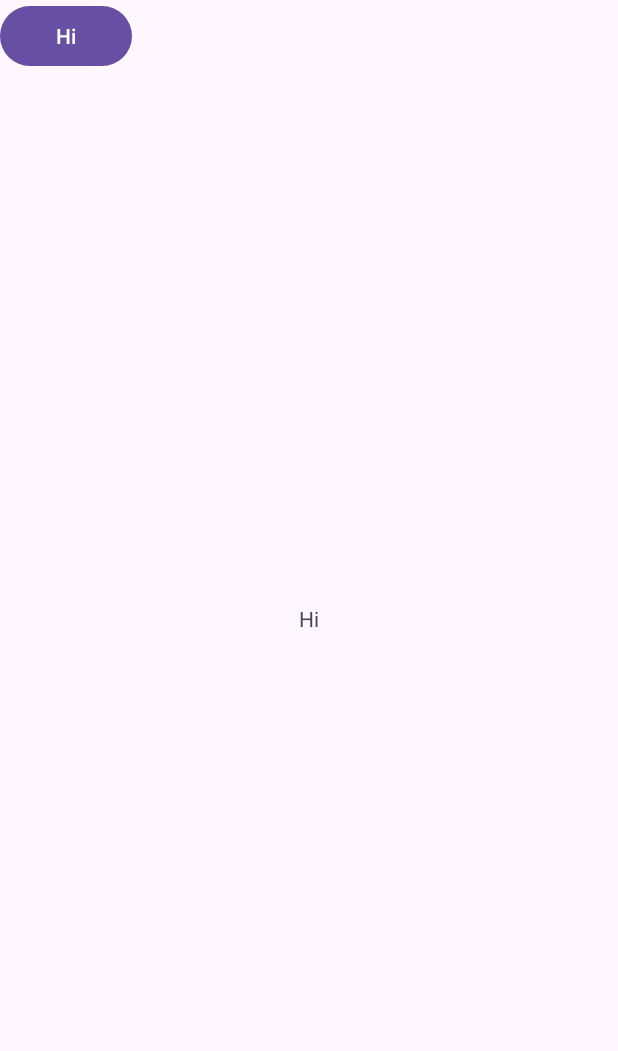
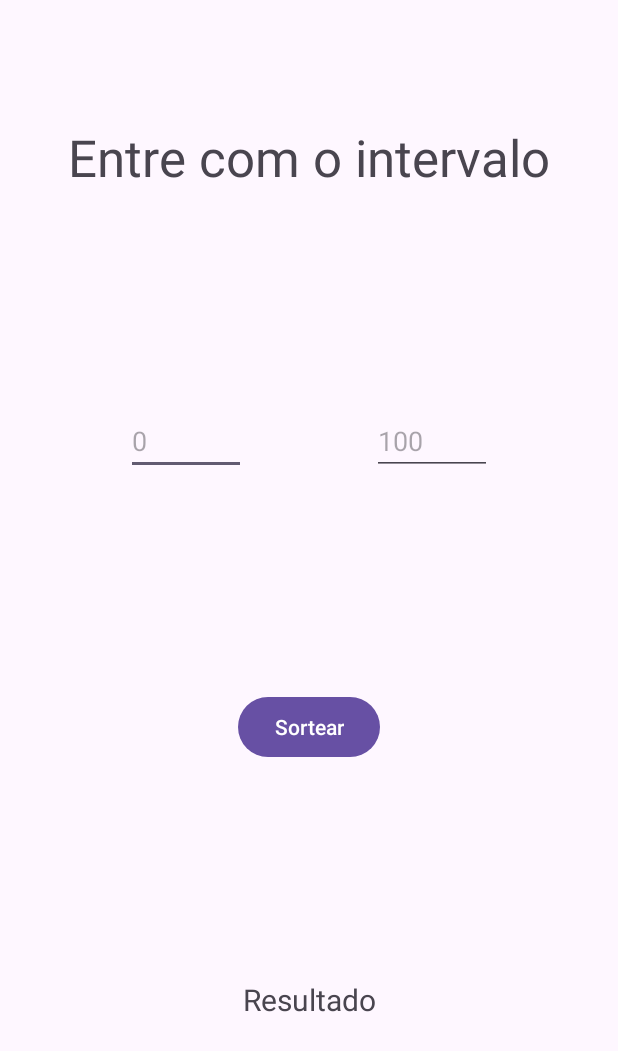
Before and after one commit to gabiadara/dispositivosMoveis, an Android app: the screen it shows after launch (MainActivity), on a phone screen of 412 x 824 dp. Shown: the top 1051 px of the screen. Run offline under Robolectric (Android 15) with nearby library versions, the phone set to English and light mode, and no system bars.

Commit message:
App sorteio

```diff
--- a/app/src/main/java/com/example/myapp/MainActivity.java
+++ b/app/src/main/java/com/example/myapp/MainActivity.java
@@ -1,20 +1,45 @@
 package com.example.myapp;
 
 import android.os.Bundle;
+import android.widget.Button;
+import android.widget.EditText;
+import android.widget.TextView;
 
-import androidx.activity.EdgeToEdge;
 import androidx.appcompat.app.AppCompatActivity;
 import androidx.core.graphics.Insets;
 import androidx.core.view.ViewCompat;
 import androidx.core.view.WindowInsetsCompat;
 
+import java.util.Random;
+
 public class MainActivity extends AppCompatActivity {
+
+    Button button;
+    EditText editTextMin, editTextMax;
+    TextView textViewResultado;
 
     @Override
     protected void onCreate(Bundle savedInstanceState) {
         super.onCreate(savedInstanceState);
-        EdgeToEdge.enable(this);
         setContentView(R.layout.activity_main);
+        //Associar os objetos declarados e inicializados apartir do xml com variaveis locais
+        button = findViewById(R.id.button);
+        editTextMin = findViewById(R.id.edMin);
+        editTextMax = findViewById(R.id.edMax);
+        textViewResultado = findViewById(R.id.tvResult);
+
+        button.setOnClickListener(v -> {
+            int min = Integer.parseInt(editTextMin.getText().toString());
+            int max = Integer.parseInt(editTextMax.getText().toString());
+            if(min >= max ) {
+                textViewResultado.setText("Valores inválidos!");
+            } else {
+                int sorteado = 0;
+
+                sorteado = (int) (Math.random() * (max - min) + min);
+                textViewResultado.setText(Integer.toString(sorteado));
+            }
+        });
         ViewCompat.setOnApplyWindowInsetsListener(findViewById(R.id.main), (v, insets) -> {
             Insets systemBars = insets.getInsets(WindowInsetsCompat.Type.systemBars());
             v.setPadding(systemBars.left, systemBars.top, systemBars.right, systemBars.bottom);
--- a/app/src/main/res/layout/activity_main.xml
+++ b/app/src/main/res/layout/activity_main.xml
@@ -8,17 +8,68 @@
     tools:context=".MainActivity">
 
     <TextView
+        android:id="@+id/textView3"
         android:layout_width="wrap_content"
         android:layout_height="wrap_content"
-        android:text="@string/hello"
+        android:text="Entre com o intervalo"
+        android:textSize="34sp"
+        app:layout_constraintBottom_toBottomOf="parent"
+
+        app:layout_constraintEnd_toEndOf="parent"
+        app:layout_constraintStart_toStartOf="parent"
+        app:layout_constraintTop_toTopOf="parent"
+        app:layout_constraintVertical_bias="0.105" />
+
+    <EditText
+        android:id="@+id/edMin"
+        android:layout_width="80dp"
+        android:layout_height="wrap_content"
+        android:ems="10"
+        android:inputType="number"
+        android:hint="0"
+        android:text=""
+        app:layout_constraintBottom_toTopOf="@+id/button"
+        app:layout_constraintEnd_toStartOf="@+id/edMax"
+        app:layout_constraintHorizontal_bias="0.5"
+        app:layout_constraintStart_toStartOf="parent"
+        app:layout_constraintTop_toBottomOf="@+id/textView3"
+        app:layout_editor_absoluteX="3dp"
+        app:layout_editor_absoluteY="191dp" />
+
+    <EditText
+        android:id="@+id/edMax"
+        android:layout_width="80dp"
+        android:layout_height="wrap_content"
+        android:ems="10"
+        android:inputType="number"
+        android:text=""
+        android:hint="100"
+        app:layout_constraintEnd_toEndOf="parent"
+        app:layout_constraintHorizontal_bias="0.5"
+        app:layout_constraintStart_toEndOf="@+id/edMin"
+        app:layout_constraintTop_toTopOf="@+id/edMin"
+        app:layout_editor_absoluteX="204dp"
+        app:layout_editor_absoluteY="191dp" />
+
+    <Button
+        android:id="@+id/button"
+        android:layout_width="wrap_content"
+        android:layout_height="wrap_content"
+        android:text="Sortear"
+        app:layout_constraintBottom_toTopOf="@+id/tvResult"
+        app:layout_constraintEnd_toEndOf="parent"
+        app:layout_constraintStart_toStartOf="parent"
+        app:layout_constraintTop_toBottomOf="@+id/edMin" />
+
+    <TextView
+        android:id="@+id/tvResult"
+        android:layout_width="wrap_content"
+        android:layout_height="wrap_content"
+        android:text="Resultado"
+        android:textSize="20sp"
         app:layout_constraintBottom_toBottomOf="parent"
         app:layout_constraintEnd_toEndOf="parent"
         app:layout_constraintStart_toStartOf="parent"
-        app:layout_constraintTop_toTopOf="parent" />
-
-    <Button
-        android:layout_width="wrap_content"
-        android:layout_height="wrap_content"
-        android:text="@string/hello" />
+        app:layout_constraintTop_toBottomOf="@+id/button" />
 
 </androidx.constraintlayout.widget.ConstraintLayout>
```
